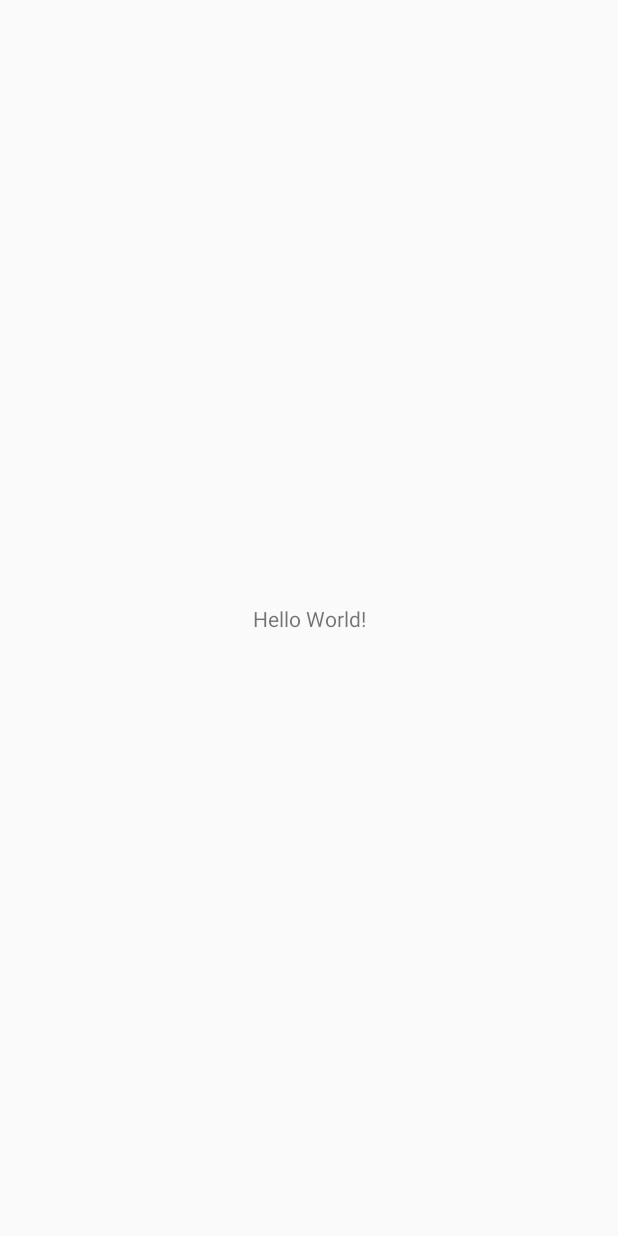
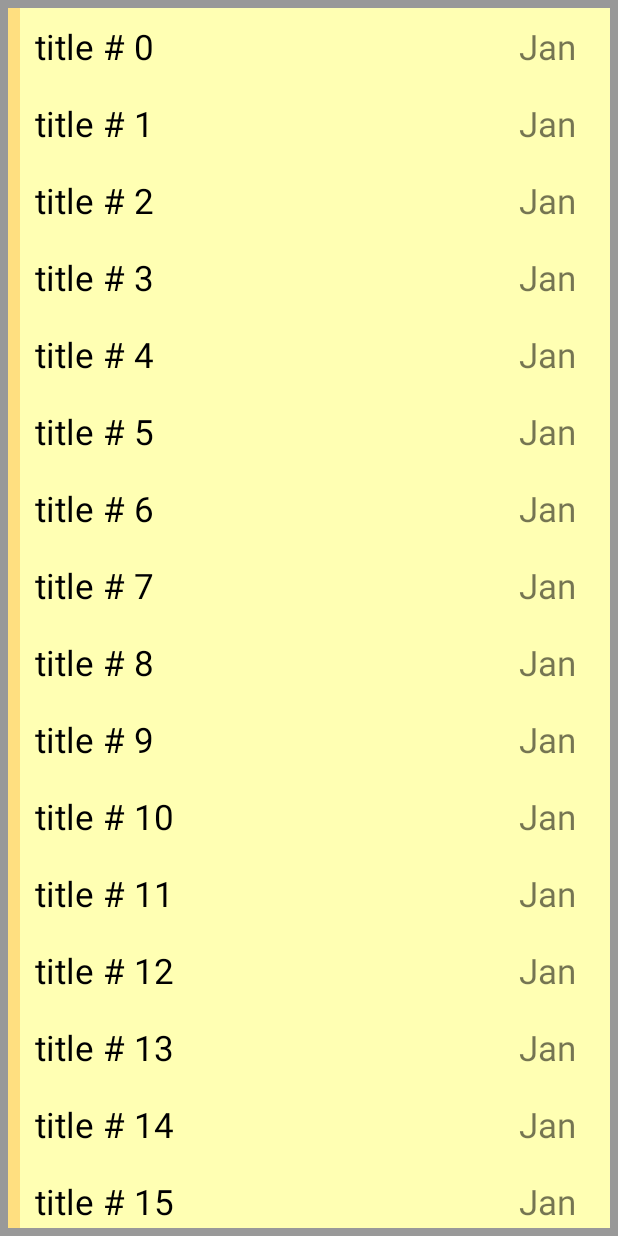
Before and after one commit to MenagoChicken/Notes, an Android app: the screen it shows after launch (NotesListActivity), on a phone screen of 412 x 824 dp. Before the commit the screen is almost empty. Run offline under Robolectric (Android 15) with nearby library versions, the phone set to English and light mode, and no system bars.

Commit message:
Setting Up a RecyclerView

```diff
--- a/app/src/main/java/pl/menagochicken/NotesListActivity.java
+++ b/app/src/main/java/pl/menagochicken/NotesListActivity.java
@@ -2,15 +2,53 @@ package pl.menagochicken;
 
 import android.os.Bundle;
 import android.support.v7.app.AppCompatActivity;
+import android.support.v7.widget.LinearLayoutManager;
+import android.support.v7.widget.RecyclerView;
+import android.widget.LinearLayout;
+
+import java.util.ArrayList;
+
+import pl.menagochicken.adapters.NotesRecyclerAdapter;
+import pl.menagochicken.models.Note;
 
 public class NotesListActivity extends AppCompatActivity {
 
     private static final String TAG = "NotesListActivity";
 
+    // Ui componnents
+    private RecyclerView mRecyclerView;
+
+    //vars
+    private ArrayList<Note> mNotes = new ArrayList<>();
+    private NotesRecyclerAdapter mNotesRecyclerAdapter;
+
+
     @Override
     protected void onCreate(Bundle savedInstanceState) {
         super.onCreate(savedInstanceState);
         setContentView(R.layout.notes_list_activity);
+        mRecyclerView = findViewById(R.id.recyclerView);
+
+        initRecyclerView();
+        insertFakeNotes();
 
     }
+
+    private void insertFakeNotes(){
+        for (int i = 0; i < 1000 ; i++) {
+            Note note = new Note();
+            note.setTitle("title # " + i);
+            note.setContent("content # " + i);
+            note.setTimeStamp(" Jan 2019");
+            mNotes.add(note);
+        }
+        mNotesRecyclerAdapter.notifyDataSetChanged();
+    }
+
+    private void initRecyclerView(){
+        LinearLayoutManager linearLayoutManager = new LinearLayoutManager(this);
+        mRecyclerView.setLayoutManager(linearLayoutManager);
+        mNotesRecyclerAdapter = new NotesRecyclerAdapter(mNotes);
+        mRecyclerView.setAdapter(mNotesRecyclerAdapter);
+    }
 }
--- a/app/src/main/res/layout/notes_list_activity.xml
+++ b/app/src/main/res/layout/notes_list_activity.xml
@@ -4,15 +4,14 @@
     xmlns:tools="http://schemas.android.com/tools"
     android:layout_width="match_parent"
     android:layout_height="match_parent"
-    tools:context=".NotesListActivity">
+    tools:context=".NotesListActivity"
+    android:background="#999999">
 
-    <TextView
-        android:layout_width="wrap_content"
-        android:layout_height="wrap_content"
-        android:text="Hello World!"
-        app:layout_constraintBottom_toBottomOf="parent"
-        app:layout_constraintLeft_toLeftOf="parent"
-        app:layout_constraintRight_toRightOf="parent"
-        app:layout_constraintTop_toTopOf="parent" />
+  <android.support.v7.widget.RecyclerView
+      android:layout_width="match_parent"
+      android:layout_height="match_parent"
+      android:orientation="vertical"
+      android:id="@+id/recyclerView"
+      android:padding="5dp"/>
 
 </android.support.constraint.ConstraintLayout>
--- a/build.gradle
+++ b/build.gradle
@@ -7,7 +7,7 @@ buildscript {
 
     }
     dependencies {
-        classpath 'com.android.tools.build:gradle:3.4.0'
+        classpath 'com.android.tools.build:gradle:3.4.1'
 
         // NOTE: Do not place your application dependencies here; they belong
         // in the individual module build.gradle files
```
